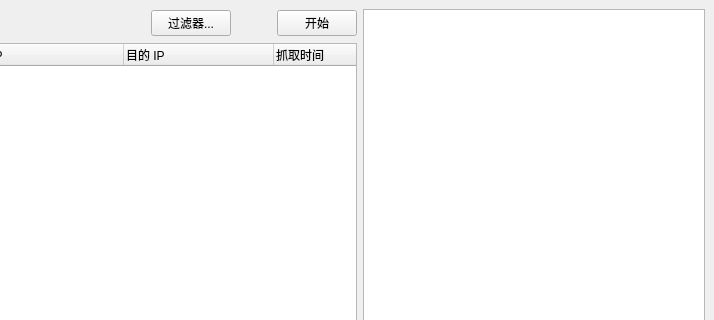
Old version of the form src/mainwindow.ui in the repository Paraworker/Sniffer; both pictures show x 336 to 1050 and y 0 to 320 of the 1050 by 700 pixel window.
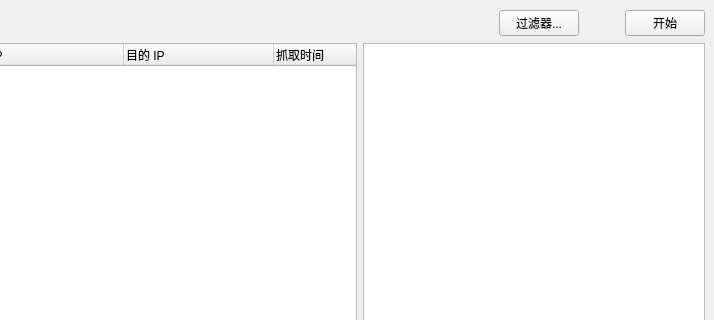
New version of the form.

Commit message: Make title and buttons look like a top bar

```diff
--- a/src/mainwindow.ui
+++ b/src/mainwindow.ui
@@ -22,9 +22,7 @@
   <widget class="QWidget" name="centralwidget">
    <layout class="QFormLayout" name="formLayout">
     <item row="0" column="0" colspan="2">
-     <layout class="QHBoxLayout" name="horizontalLayout_3" stretch="10,5">
-      <item>
-       <layout class="QVBoxLayout" name="verticalLayout_2">
+     <layout class="QVBoxLayout" name="verticalLayout">
         <item>
          <layout class="QHBoxLayout" name="horizontalLayout" stretch="10,0,0,0">
           <item>
@@ -77,6 +75,8 @@
          </layout>
         </item>
         <item>
+       <layout class="QHBoxLayout" name="horizontalLayout_2" stretch="10,5">
+        <item>
          <widget class="QTableWidget" name="tableWidget_list">
           <property name="font">
            <font>
@@ -159,10 +159,10 @@
           </column>
          </widget>
         </item>
-       </layout>
-      </item>
       <item>
        <widget class="QListWidget" name="listWidget_detail"/>
+        </item>
+       </layout>
       </item>
      </layout>
     </item>
```
Lines whose indentation alone changed are shown as unchanged.
